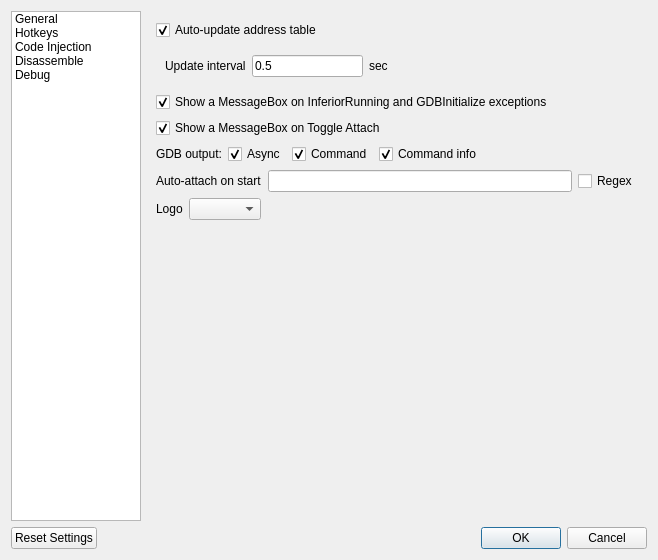
korcankaraokcu/PINCE, file GUI/SettingsDialog.ui: the form before one commit.
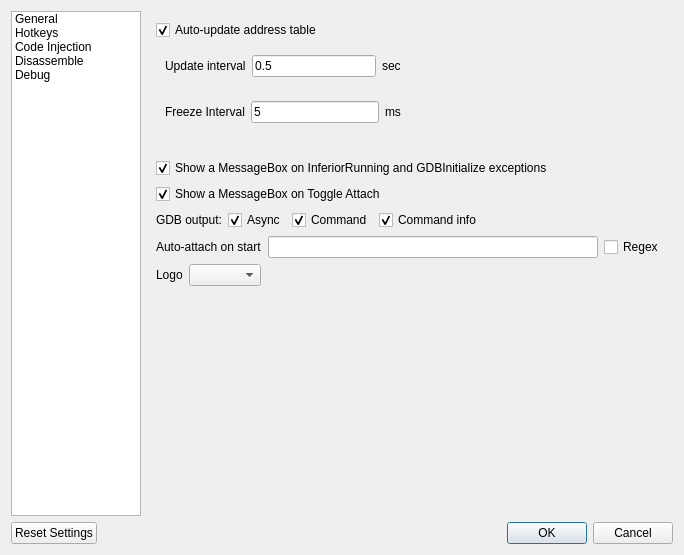
The form after the commit.

Commit message: Initial/Questionable freeze support

Diff of the .ui file:
```diff
--- a/GUI/SettingsDialog.ui
+++ b/GUI/SettingsDialog.ui
@@ -6,8 +6,8 @@
    <rect>
     <x>0</x>
     <y>0</y>
-    <width>652</width>
-    <height>560</height>
+    <width>684</width>
+    <height>555</height>
    </rect>
   </property>
   <property name="windowTitle">
@@ -119,6 +119,39 @@
                    </layout>
                   </widget>
                  </item>
+                 <item>
+                  <widget class="QWidget" name="LockInterval" native="true">
+                   <layout class="QHBoxLayout" name="horizontalLayout_14">
+                    <item>
+                     <widget class="QLabel" name="label_12">
+                      <property name="text">
+                       <string>Freeze Interval</string>
+                      </property>
+                     </widget>
+                    </item>
+                    <item>
+                     <widget class="QLineEdit" name="lineEdit_FreezeInterval">
+                      <property name="sizePolicy">
+                       <sizepolicy hsizetype="Expanding" vsizetype="Fixed">
+                        <horstretch>0</horstretch>
+                        <verstretch>0</verstretch>
+                       </sizepolicy>
+                      </property>
+                      <property name="text">
+                       <string>5</string>
+                      </property>
+                     </widget>
+                    </item>
+                    <item>
+                     <widget class="QLabel" name="label_10">
+                      <property name="text">
+                       <string>ms</string>
+                      </property>
+                     </widget>
+                    </item>
+                   </layout>
+                  </widget>
+                 </item>
                 </layout>
                </item>
                <item>
@@ -136,6 +169,26 @@
                </item>
               </layout>
              </item>
+             <item>
+              <layout class="QHBoxLayout" name="horizontalLayout_13">
+               <item>
+                <spacer name="verticalSpacer_6">
+                 <property name="orientation">
+                  <enum>Qt::Vertical</enum>
+                 </property>
+                 <property name="sizeType">
+                  <enum>QSizePolicy::Maximum</enum>
+                 </property>
+                 <property name="sizeHint" stdset="0">
+                  <size>
+                   <width>10</width>
+                   <height>20</height>
+                  </size>
+                 </property>
+                </spacer>
+               </item>
+              </layout>
+             </item>
              <item>
               <widget class="QCheckBox" name="checkBox_MessageBoxOnException">
                <property name="text">
```
Left out of the diff: 3 changed lines with no effect on the pictures. The commit also changes 4 other files.
